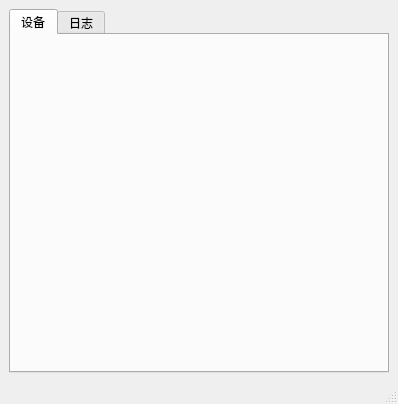
Before: the Qt Designer form ServerWatchDog/mainwindow.ui in zhangjiechina001/WatchDog, drawn with Qt 5.
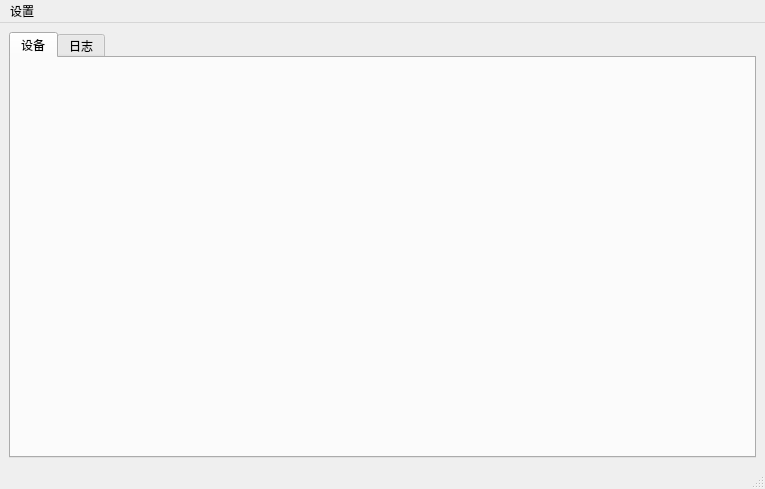
After: the same form once the commit is applied. Icons and pictures are not drawn.

Commit message: 增加界面设置

Patch:
```diff
--- a/ServerWatchDog/mainwindow.ui
+++ b/ServerWatchDog/mainwindow.ui
@@ -6,8 +6,8 @@
    <rect>
     <x>0</x>
     <y>0</y>
-    <width>398</width>
-    <height>404</height>
+    <width>765</width>
+    <height>489</height>
    </rect>
   </property>
   <property name="windowTitle">
@@ -60,10 +60,17 @@
     <rect>
      <x>0</x>
      <y>0</y>
-     <width>398</width>
-     <height>23</height>
+     <width>765</width>
+     <height>22</height>
     </rect>
    </property>
+   <widget class="QMenu" name="menu">
+    <property name="title">
+     <string>设置</string>
+    </property>
+    <addaction name="actionConfig"/>
+   </widget>
+   <addaction name="menu"/>
   </widget>
   <widget class="QStatusBar" name="statusbar"/>
  </widget>
```
Left out of the diff: 10 changed lines with no effect on the pictures. The commit also changes 20 other files.
